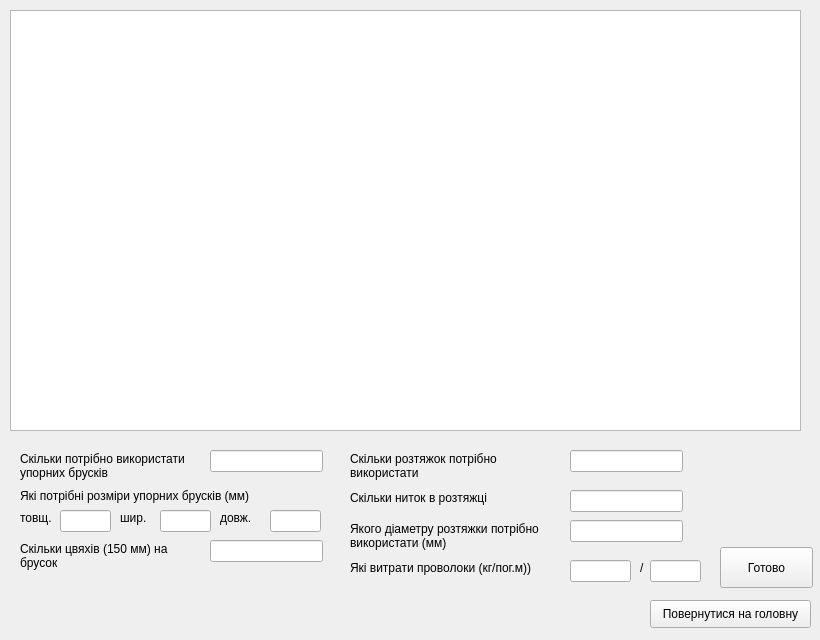
Above: view/kraz_pl_form.ui from Win9XCHI/Fastening_test before the change. Below: the same form after it.
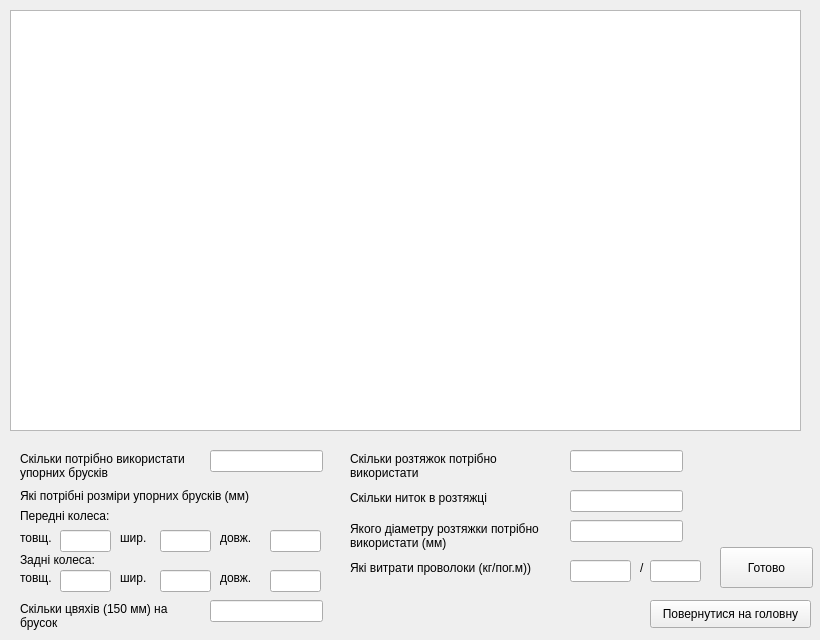
That is the form after the change.

Commit message: Added size for front wheels for KRAZ_pl

```diff
--- a/view/kraz_pl_form.ui
+++ b/view/kraz_pl_form.ui
@@ -54,7 +54,7 @@
    <property name="geometry">
     <rect>
      <x>20</x>
-     <y>510</y>
+     <y>570</y>
      <width>41</width>
      <height>16</height>
     </rect>
@@ -67,7 +67,7 @@
    <property name="geometry">
     <rect>
      <x>120</x>
-     <y>510</y>
+     <y>570</y>
      <width>31</width>
      <height>16</height>
     </rect>
@@ -80,7 +80,7 @@
    <property name="geometry">
     <rect>
      <x>220</x>
-     <y>510</y>
+     <y>570</y>
      <width>41</width>
      <height>16</height>
     </rect>
@@ -93,7 +93,7 @@
    <property name="geometry">
     <rect>
      <x>20</x>
-     <y>540</y>
+     <y>600</y>
      <width>171</width>
      <height>31</height>
     </rect>
@@ -184,7 +184,7 @@
    <property name="geometry">
     <rect>
      <x>60</x>
-     <y>510</y>
+     <y>570</y>
      <width>51</width>
      <height>22</height>
     </rect>
@@ -194,7 +194,7 @@
    <property name="geometry">
     <rect>
      <x>160</x>
-     <y>510</y>
+     <y>570</y>
      <width>51</width>
      <height>22</height>
     </rect>
@@ -204,7 +204,7 @@
    <property name="geometry">
     <rect>
      <x>270</x>
-     <y>510</y>
+     <y>570</y>
      <width>51</width>
      <height>22</height>
     </rect>
@@ -214,7 +214,7 @@
    <property name="geometry">
     <rect>
      <x>210</x>
-     <y>540</y>
+     <y>600</y>
      <width>113</width>
      <height>22</height>
     </rect>
@@ -296,6 +296,101 @@
     <string>Повернутися на головну</string>
    </property>
   </widget>
+  <widget class="QLabel" name="label_7">
+   <property name="geometry">
+    <rect>
+     <x>220</x>
+     <y>530</y>
+     <width>41</width>
+     <height>16</height>
+    </rect>
+   </property>
+   <property name="text">
+    <string>довж.</string>
+   </property>
+  </widget>
+  <widget class="QLabel" name="label_8">
+   <property name="geometry">
+    <rect>
+     <x>20</x>
+     <y>530</y>
+     <width>41</width>
+     <height>16</height>
+    </rect>
+   </property>
+   <property name="text">
+    <string>товщ.</string>
+   </property>
+  </widget>
+  <widget class="QLabel" name="label_14">
+   <property name="geometry">
+    <rect>
+     <x>120</x>
+     <y>530</y>
+     <width>31</width>
+     <height>16</height>
+    </rect>
+   </property>
+   <property name="text">
+    <string>шир.</string>
+   </property>
+  </widget>
+  <widget class="QLineEdit" name="lineEdit_12">
+   <property name="geometry">
+    <rect>
+     <x>60</x>
+     <y>530</y>
+     <width>51</width>
+     <height>22</height>
+    </rect>
+   </property>
+  </widget>
+  <widget class="QLineEdit" name="lineEdit_13">
+   <property name="geometry">
+    <rect>
+     <x>160</x>
+     <y>530</y>
+     <width>51</width>
+     <height>22</height>
+    </rect>
+   </property>
+  </widget>
+  <widget class="QLineEdit" name="lineEdit_14">
+   <property name="geometry">
+    <rect>
+     <x>270</x>
+     <y>530</y>
+     <width>51</width>
+     <height>22</height>
+    </rect>
+   </property>
+  </widget>
+  <widget class="QLabel" name="label_15">
+   <property name="geometry">
+    <rect>
+     <x>20</x>
+     <y>550</y>
+     <width>141</width>
+     <height>20</height>
+    </rect>
+   </property>
+   <property name="text">
+    <string>Задні колеса:</string>
+   </property>
+  </widget>
+  <widget class="QLabel" name="label_16">
+   <property name="geometry">
+    <rect>
+     <x>20</x>
+     <y>505</y>
+     <width>161</width>
+     <height>21</height>
+    </rect>
+   </property>
+   <property name="text">
+    <string>Передні колеса:</string>
+   </property>
+  </widget>
  </widget>
  <resources/>
  <connections/>
```
The commit also changes 3 other files.
